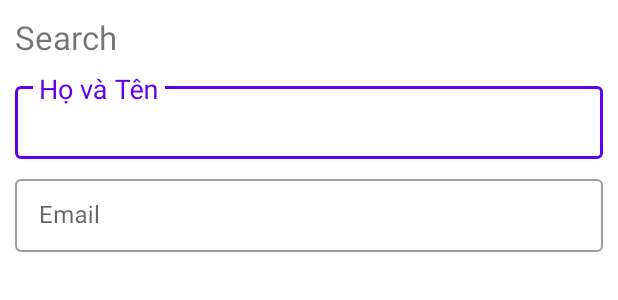
After one commit to Lana-Learn-Coding/andr-starter-legacy-bkapsm, an Android app: the layout dialog_search.xml on its own in the app's theme, with its tools: preview values and no code run, on a phone screen of 412 x 824 dp. The commit adds this screen. Shown: the top 300 px of the screen. Run offline under Robolectric (Android 15) with nearby library versions, the phone set to English and light mode, and no system bars.

Commit message:
feat: add search feature

```diff
--- a/app/src/main/java/com/example/bkapsm/NavigableActivity.java
+++ b/app/src/main/java/com/example/bkapsm/NavigableActivity.java
@@ -3,6 +3,7 @@ package com.example.bkapsm;
 import android.content.Context;
 import android.content.Intent;
 import android.support.annotation.NonNull;
+import android.support.v4.app.DialogFragment;
 import android.support.v7.app.AppCompatActivity;
 import android.view.Menu;
 import android.view.MenuInflater;
@@ -39,6 +40,8 @@ public class NavigableActivity extends AppCompatActivity {
         }
 
         if (id == R.id.menuitem_search) {
+            DialogFragment dialogFragment = new SearchDialogFragment();
+            dialogFragment.show(getSupportFragmentManager(), "search");
             return true;
         }
 
--- a/app/src/main/java/com/example/bkapsm/db/StudentDao.java
+++ b/app/src/main/java/com/example/bkapsm/db/StudentDao.java
@@ -13,6 +13,9 @@ public interface StudentDao {
     @Query("SELECT * FROM student")
     List<Student> getAll();
 
+    @Query("SELECT * FROM student WHERE fullname like :fullname and email like :email")
+    List<Student> getAll(String fullname, String email);
+
     @Delete
     void delete(Student... students);
 
--- /dev/null
+++ b/app/src/main/res/layout/dialog_search.xml
@@ -0,0 +1,46 @@
+<?xml version="1.0" encoding="utf-8"?>
+<LinearLayout xmlns:android="http://schemas.android.com/apk/res/android"
+    xmlns:app="http://schemas.android.com/apk/res-auto"
+    android:layout_width="match_parent"
+    android:layout_height="wrap_content"
+    android:orientation="vertical"
+    android:padding="10dp">
+
+    <TextView
+        android:id="@+id/txt_subject"
+        android:layout_width="match_parent"
+        android:layout_height="wrap_content"
+        android:layout_marginBottom="10dp"
+        android:text="Search"
+        android:textSize="22dp" />
+
+    <android.support.design.widget.TextInputLayout
+        style="@style/Widget.MaterialComponents.TextInputLayout.OutlinedBox.Dense"
+        android:layout_width="match_parent"
+        android:layout_height="wrap_content"
+        android:layout_marginBottom="5dp"
+        app:hintTextAppearance="@style/TextAppearance.AppCompat.Medium">
+
+        <android.support.design.widget.TextInputEditText
+            android:id="@+id/edit_txt_fullname"
+            android:layout_width="match_parent"
+            android:layout_height="wrap_content"
+            android:hint="@string/field_fullname"
+            android:inputType="text" />
+    </android.support.design.widget.TextInputLayout>
+
+    <android.support.design.widget.TextInputLayout
+        style="@style/Widget.MaterialComponents.TextInputLayout.OutlinedBox.Dense"
+        android:layout_width="match_parent"
+        android:layout_height="wrap_content"
+        android:layout_marginBottom="5dp"
+        app:hintTextAppearance="@style/TextAppearance.AppCompat.Medium">
+
+        <android.support.design.widget.TextInputEditText
+            android:id="@+id/edit_txt_email"
+            android:layout_width="match_parent"
+            android:layout_height="wrap_content"
+            android:hint="@string/field_email"
+            android:inputType="textEmailAddress" />
+    </android.support.design.widget.TextInputLayout>
+</LinearLayout>
```
Also changed, not shown: app/src/main/java/com/example/bkapsm/MainActivity.java (+10 -1 lines), app/src/main/java/com/example/bkapsm/SearchDialogFragment.java (added, +45 -0 lines).
